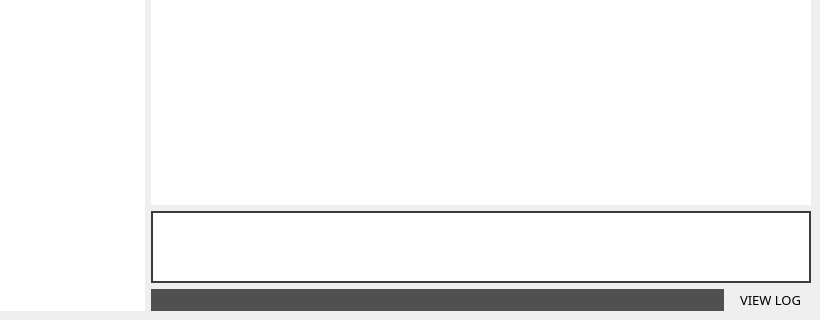
Before: the Qt Designer form assets/UI/Layout/MainWindow.ui in fer-moreira/MYQT, drawn with Qt 5; both pictures show x 122 to 942 and y 345 to 665 of the 942 by 665 pixel window.
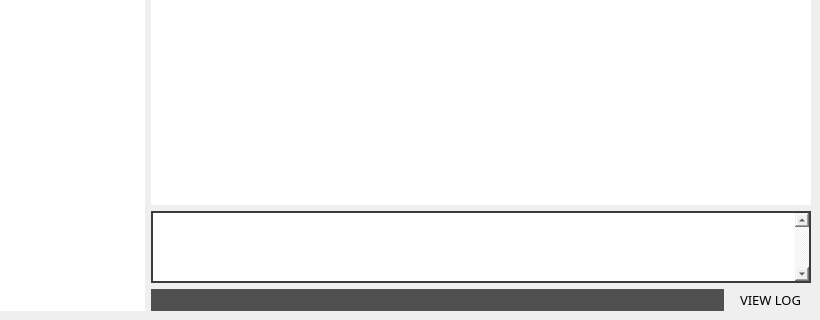
After: the same form once the commit is applied. The open tabs and pages were chosen to show the change.

Diff of the .ui file:
```diff
--- a/assets/UI/Layout/MainWindow.ui
+++ b/assets/UI/Layout/MainWindow.ui
@@ -661,8 +661,11 @@
       <property name="midLineWidth">
        <number>0</number>
       </property>
+      <property name="verticalScrollBarPolicy">
+       <enum>Qt::ScrollBarAlwaysOn</enum>
+      </property>
       <property name="horizontalScrollBarPolicy">
-       <enum>Qt::ScrollBarAsNeeded</enum>
+       <enum>Qt::ScrollBarAlwaysOff</enum>
       </property>
       <property name="sizeAdjustPolicy">
        <enum>QAbstractScrollArea::AdjustToContents</enum>
```
Left out of the diff: 17 changed lines with no effect on the pictures.
